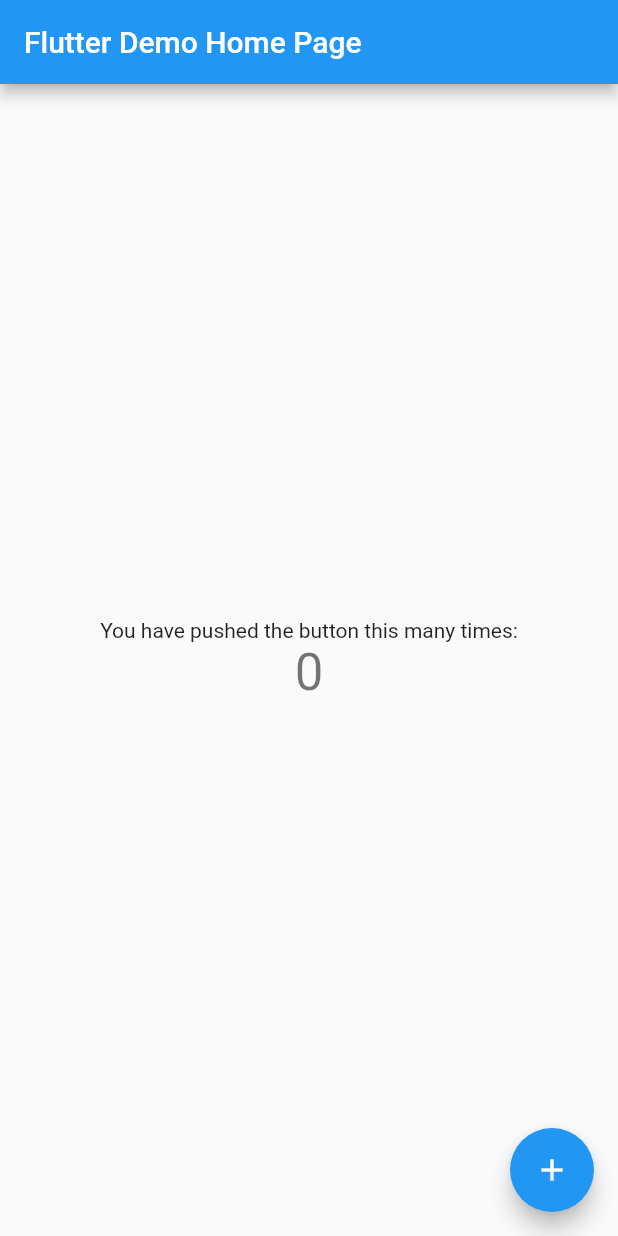
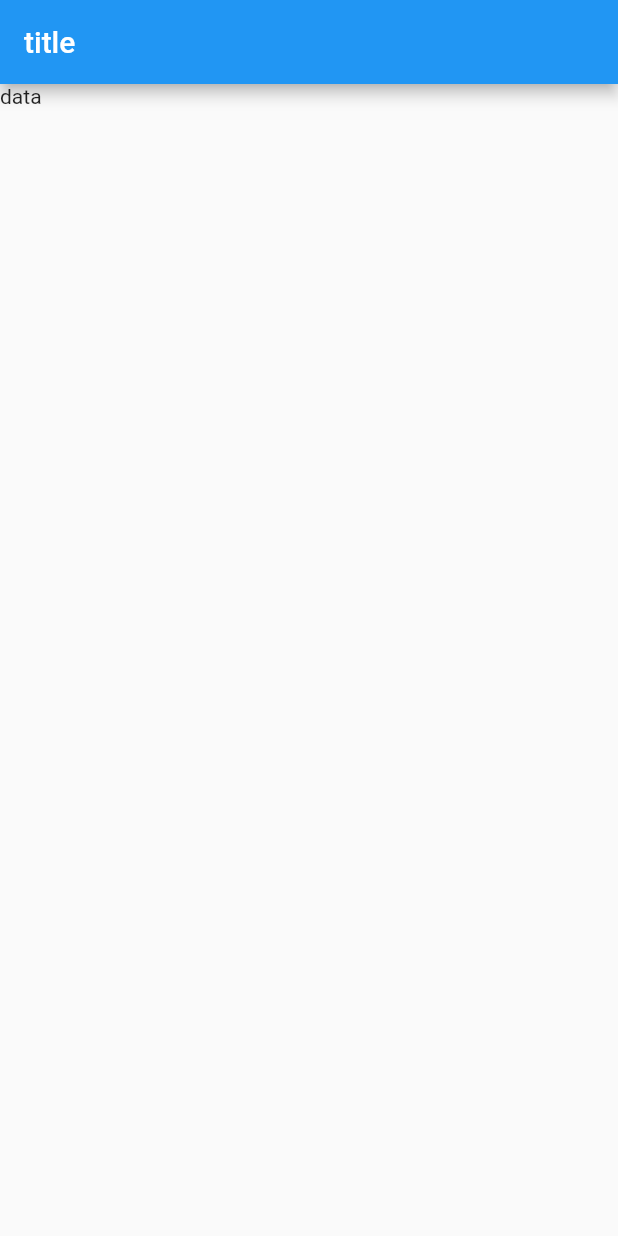
Before and after one commit to Ayush13Bhatia/6am_mart, a Flutter app: the screen it shows after launch, on a phone screen of 412 x 824 dp. Run offline on Flutter 3.47's test engine with Material 2 defaults, Android fonts, the phone set to English and light mode, and no system bars.

Commit message:
add components

```diff
--- a/lib/main.dart
+++ b/lib/main.dart
@@ -1,4 +1,5 @@
 import 'package:flutter/material.dart';
+import 'package:mart/screens/login_screen.dart';
 
 void main() {
   runApp(const MyApp());
@@ -14,54 +15,7 @@ class MyApp extends StatelessWidget {
       theme: ThemeData(
         primarySwatch: Colors.blue,
       ),
-      home: const MyHomePage(title: 'Flutter Demo Home Page'),
+      home: const LoginScreen(),
     );
   }
 }
-
-class MyHomePage extends StatefulWidget {
-  const MyHomePage({super.key, required this.title});
-
-  final String title;
-
-  @override
-  State<MyHomePage> createState() => _MyHomePageState();
-}
-
-class _MyHomePageState extends State<MyHomePage> {
-  int _counter = 0;
-
-  void _incrementCounter() {
-    setState(() {
-      _counter++;
-    });
-  }
-
-  @override
-  Widget build(BuildContext context) {
-    return Scaffold(
-      appBar: AppBar(
-        title: Text(widget.title),
-      ),
-      body: Center(
-        child: Column(
-          mainAxisAlignment: MainAxisAlignment.center,
-          children: <Widget>[
-            const Text(
-              'You have pushed the button this many times:',
-            ),
-            Text(
-              '$_counter',
-              style: Theme.of(context).textTheme.headline4,
-            ),
-          ],
-        ),
-      ),
-      floatingActionButton: FloatingActionButton(
-        onPressed: _incrementCounter,
-        tooltip: 'Increment',
-        child: const Icon(Icons.add),
-      ),
-    );
-  }
-}
--- a/lib/screens/login_screen.dart
+++ b/lib/screens/login_screen.dart
@@ -0,0 +1,19 @@
+import 'package:flutter/material.dart';
+
+class LoginScreen extends StatelessWidget {
+  const LoginScreen({Key? key}) : super(key: key);
+
+  @override
+  Widget build(BuildContext context) {
+    return Scaffold(
+      appBar: AppBar(
+        title: Text("title"),
+      ),
+      body: Column(
+        children: [
+          Text('data'),
+        ],
+      ),
+    );
+  }
+}
--- a/pubspec.yaml
+++ b/pubspec.yaml
@@ -43,4 +43,4 @@ flutter:
 flutter_assets:
   assets_path: assets/image
   output_path: lib/utils/
-  filename: images.dart
+  filename: images_url.dart
```
Also changed, not shown: lib/components/image_button.dart (+31 -0 lines), lib/components/my_text.dart (+18 -0 lines), lib/components/my_text_field.dart (+78 -0 lines), lib/screens/splash_screen.dart (+10 -0 lines), lib/utils/images_url.dart (added, +183 -0 lines), lib/utils/my_theme.dart (+8 -0 lines), lib/utils/image_url.dart (deleted), pubspec.lock.
